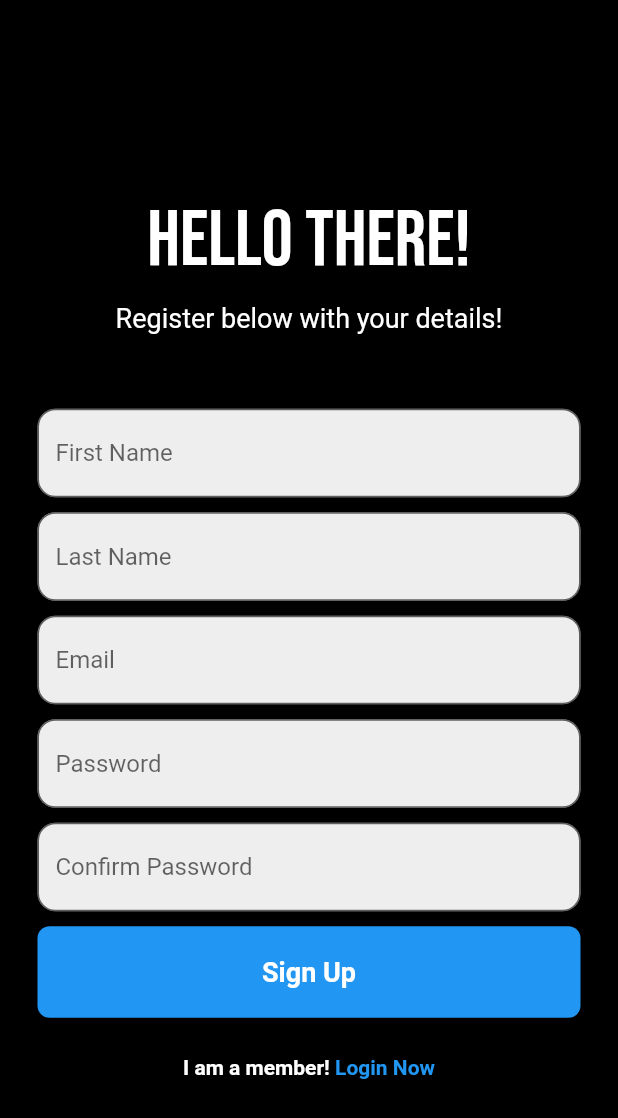
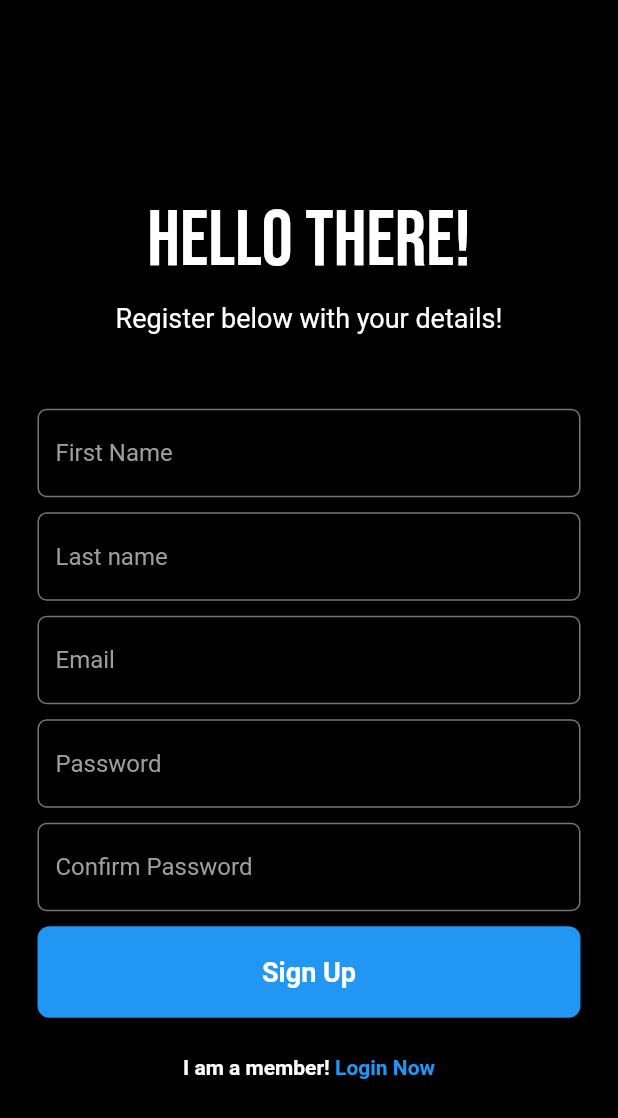
Before and after one commit to dachmiel/StrongEats, a Flutter app: the RegisterPage screen opened directly with empty values, on a phone screen of 412 x 824 dp. Shown: the top 1118 px of the screen. Run offline on Flutter 3.47's test engine with Material 2 defaults, Android fonts, the phone set to English and light mode, and no system bars; our stand-ins replace cloud_firestore, email_validator, firebase_auth, firebase_core, google_fonts, google_sign_in; accounts and stored records are empty.

Commit message:
+all textfields changed to modern/dark theme +condensed textfield code into custom login/register classes, easier to read

```diff
--- /dev/null
+++ b/strongeats_app/lib/components/registerTextField.dart
@@ -0,0 +1,70 @@
+import 'package:flutter/material.dart';
+
+class RegisterTextField extends StatefulWidget {
+  final TextEditingController controller;
+  final String text;
+  final String? Function(String?)? validator; // Validator function
+  final Widget? suffixIcon; // Add a parameter for the suffixIcon
+  final bool obscureText; // Add a parameter for the obscureText property
+
+  RegisterTextField({
+    required this.controller,
+    required this.text,
+    required this.validator, // Validator function is optional
+    this.suffixIcon,
+    required this.obscureText,
+  });
+
+  @override
+  State<RegisterTextField> createState() => _RegisterTextFieldState();
+}
+
+class _RegisterTextFieldState extends State<RegisterTextField> {
+  @override
+  Widget build(BuildContext context) {
+    return TextFormField(
+      obscureText: widget.obscureText,
+      controller: widget.controller,
+      decoration: InputDecoration(
+        enabledBorder: OutlineInputBorder(
+          borderSide: BorderSide(
+            color: Color(0xFF757575),
+            width: 1,
+          ),
+          borderRadius: BorderRadius.circular(6),
+        ),
+        focusedBorder: OutlineInputBorder(
+          borderSide: BorderSide(
+            color: Color(0xFF757575),
+            width: 1,
+          ),
+          borderRadius: BorderRadius.circular(6),
+        ),
+        errorBorder: OutlineInputBorder(
+          borderSide: BorderSide(
+            color: Color(0xFFD32F2F),
+            width: 1,
+          ),
+          borderRadius: BorderRadius.circular(6),
+        ),
+        focusedErrorBorder: OutlineInputBorder(
+          borderSide: BorderSide(
+            color: Color(0xFFD32F2F),
+            width: 1,
+          ),
+          borderRadius: BorderRadius.circular(6),
+        ),
+        hintText: widget.text,
+        hintStyle: TextStyle(
+          color: Colors.grey,
+        ),
+        fillColor: Colors.black,
+        filled: true,
+      ),
+      style: TextStyle(
+        color: Colors.white,
+      ),
+      validator: widget.validator,
+    );
+  }
+}
--- a/strongeats_app/lib/pages/register_page.dart
+++ b/strongeats_app/lib/pages/register_page.dart
@@ -4,6 +4,7 @@ import 'package:firebase_auth/firebase_auth.dart';
 import 'package:flutter/material.dart';
 import 'package:google_fonts/google_fonts.dart';
 import 'package:strongeats/components/myButton.dart';
+import 'package:strongeats/components/registerTextField.dart';
 
 class RegisterPage extends StatefulWidget {
   final VoidCallback showLoginPage;
@@ -115,17 +116,43 @@ class _RegisterPageState extends State<RegisterPage> {
                     child: TextFormField(
                       controller: _firstNameController,
                       decoration: InputDecoration(
-                        border: OutlineInputBorder(
-                          borderSide: BorderSide(color: Colors.grey),
-                          borderRadius: BorderRadius.circular(12),
+                        enabledBorder: OutlineInputBorder(
+                          borderSide: BorderSide(
+                            color: Color(0xFF757575),
+                            width: 1,
+                          ),
+                          borderRadius: BorderRadius.circular(6),
                         ),
                         focusedBorder: OutlineInputBorder(
-                          borderSide: BorderSide(color: Colors.black),
-                          borderRadius: BorderRadius.circular(12),
+                          borderSide: BorderSide(
+                            color: Color(0xFF757575),
+                            width: 1,
+                          ),
+                          borderRadius: BorderRadius.circular(6),
+                        ),
+                        errorBorder: OutlineInputBorder(
+                          borderSide: BorderSide(
+                            color: Color(0xFFD32F2F),
+                            width: 1,
+                          ),
+                          borderRadius: BorderRadius.circular(6),
+                        ),
+                        focusedErrorBorder: OutlineInputBorder(
+                          borderSide: BorderSide(
+                            color: Color(0xFFD32F2F),
+                            width: 1,
+                          ),
+                          borderRadius: BorderRadius.circular(6),
                         ),
                         hintText: 'First Name',
-                        fillColor: Colors.grey[200],
+                        hintStyle: TextStyle(
+                          color: Colors.grey,
+                        ),
+                        fillColor: Colors.black,
                         filled: true,
+                      ),
+                      style: TextStyle(
+                        color: Colors.white,
                       ),
                       validator: (text) {
                         if (text!.isEmpty) {
@@ -141,27 +168,16 @@ class _RegisterPageState extends State<RegisterPage> {
                   // last name textfield
                   Padding(
                     padding: const EdgeInsets.symmetric(horizontal: 25.0),
-                    child: TextFormField(
+                    child: RegisterTextField(
                       controller: _lastNameController,
-                      decoration: InputDecoration(
-                        border: OutlineInputBorder(
-                          borderSide: BorderSide(color: Colors.grey),
-                          borderRadius: BorderRadius.circular(12),
-                        ),
-                        focusedBorder: OutlineInputBorder(
-                          borderSide: BorderSide(color: Colors.black),
-                          borderRadius: BorderRadius.circular(12),
-                        ),
-                        hintText: 'Last Name',
-                        fillColor: Colors.grey[200],
-                        filled: true,
-                      ),
+                      text: "Last name",
                       validator: (text) {
                         if (text!.isEmpty) {
                           return "Enter last name";
                         }
                         return null;
                       },
+                      obscureText: false,
                     ),
                   ),
 
@@ -170,21 +186,9 @@ class _RegisterPageState extends State<RegisterPage> {
                   // email textfield
                   Padding(
                     padding: const EdgeInsets.symmetric(horizontal: 25.0),
-                    child: TextFormField(
+                    child: RegisterTextField(
                       controller: _emailController,
-                      decoration: InputDecoration(
-                        border: OutlineInputBorder(
-                          borderSide: BorderSide(color: Colors.grey),
-                          borderRadius: BorderRadius.circular(12),
-                        ),
-                        focusedBorder: OutlineInputBorder(
-                          borderSide: BorderSide(color: Colors.black),
-                          borderRadius: BorderRadius.circular(12),
-                        ),
-                        hintText: 'Email',
-                        fillColor: Colors.grey[200],
-                        filled: true,
-                      ),
+                      text: 'Email',
                       validator: (text) {
                         bool emailValid = EmailValidator.validate(text!);
                         if (text.isEmpty) {
@@ -194,6 +198,7 @@ class _RegisterPageState extends State<RegisterPage> {
                         }
                         return null;
                       },
+                      obscureText: false,
                     ),
                   ),
 
@@ -202,22 +207,9 @@ class _RegisterPageState extends State<RegisterPage> {
                   // password textfield
                   Padding(
                     padding: const EdgeInsets.symmetric(horizontal: 25.0),
-                    child: TextFormField(
-                      obscureText: true,
+                    child: RegisterTextField(
                       controller: _passwordController,
-                      decoration: InputDecoration(
-                        border: OutlineInputBorder(
-                          borderSide: BorderSide(color: Colors.grey),
-                          borderRadius: BorderRadius.circular(12),
-                        ),
-                        focusedBorder: OutlineInputBorder(
-                          borderSide: BorderSide(color: Colors.black),
-                          borderRadius: BorderRadius.circular(12),
-                        ),
-                        hintText: 'Password',
-                        fillColor: Colors.grey[200],
-                        filled: true,
-                      ),
+                      text: 'Password',
                       validator: (text) {
                         if (text!.isEmpty) {
                           return "Enter password";
@@ -226,6 +218,7 @@ class _RegisterPageState extends State<RegisterPage> {
                         }
                         return null;
                       },
+                      obscureText: true,
                     ),
                   ),
 
@@ -234,22 +227,9 @@ class _RegisterPageState extends State<RegisterPage> {
                   // confirm password textfield
                   Padding(
                     padding: const EdgeInsets.symmetric(horizontal: 25.0),
-                    child: TextFormField(
-                      obscureText: true,
+                    child: RegisterTextField(
                       controller: _confirmpasswordController,
-                      decoration: InputDecoration(
-                        border: OutlineInputBorder(
-                          borderSide: BorderSide(color: Colors.grey),
-                          borderRadius: BorderRadius.circular(12),
-                        ),
-                        focusedBorder: OutlineInputBorder(
-                          borderSide: BorderSide(color: Colors.black),
-                          borderRadius: BorderRadius.circular(12),
-                        ),
-                        hintText: 'Confirm Password',
-                        fillColor: Colors.grey[200],
-                        filled: true,
-                      ),
+                      text: 'Confirm Password',
                       validator: (text) {
                         if (text!.isEmpty) {
                           return "Enter password";
@@ -258,6 +238,7 @@ class _RegisterPageState extends State<RegisterPage> {
                         }
                         return null;
                       },
+                      obscureText: true,
                     ),
                   ),
 
```
Also changed, not shown: strongeats_app/lib/components/loginTextField.dart (added, +75 -0 lines), strongeats_app/lib/components/myTextField.dart (deleted, +0 -44 lines), strongeats_app/lib/pages/login_page.dart (+16 -76 lines).
